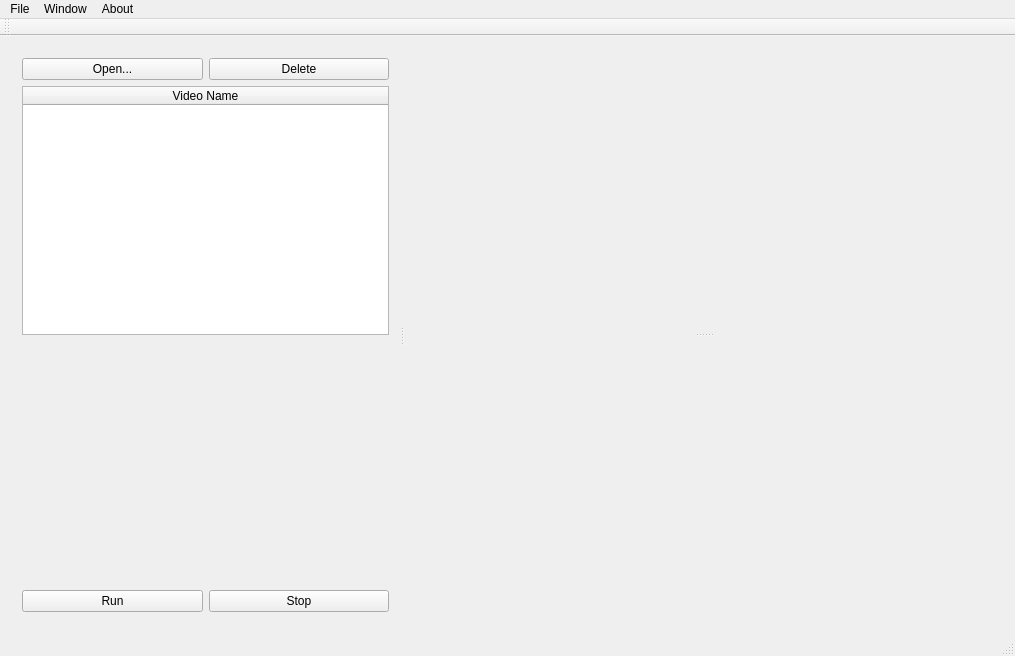
The window that autoVehicleCounting/mainwindow.ui (meng-han/autoVehicleCounting) describes before a commit, drawn with Qt 5.
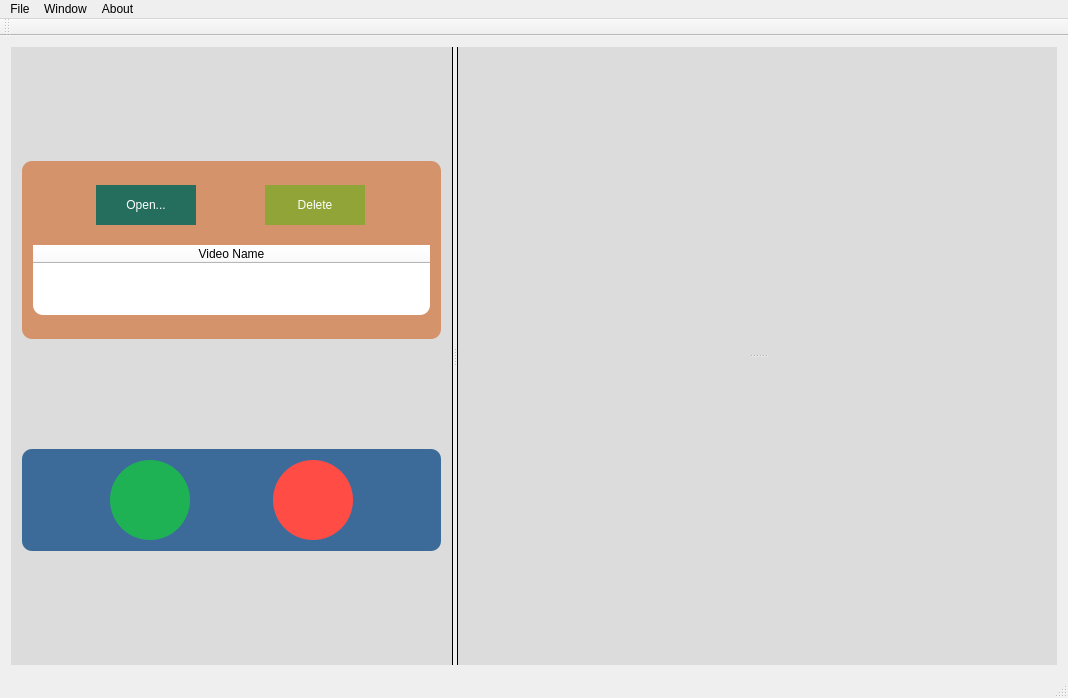
The same window after the commit. Custom widgets are drawn as their Qt base class.

Commit message:
Change color scheme.
Changes to stylesheets.

```diff
--- a/autoVehicleCounting/mainwindow.ui
+++ b/autoVehicleCounting/mainwindow.ui
@@ -6,8 +6,8 @@
    <rect>
     <x>0</x>
     <y>0</y>
-    <width>1015</width>
-    <height>656</height>
+    <width>1068</width>
+    <height>698</height>
    </rect>
   </property>
   <property name="windowTitle">
@@ -20,12 +20,92 @@
       <property name="orientation">
        <enum>Qt::Horizontal</enum>
       </property>
-      <widget class="QWidget" name="">
+      <widget class="QFrame" name="leftFrame">
+       <property name="styleSheet">
+        <string notr="true">#leftFrame {
+background: rgb(220,220,220);
+border: none;
+border-right: 1px solid black;
+}</string>
+       </property>
+       <property name="frameShape">
+        <enum>QFrame::StyledPanel</enum>
+       </property>
+       <property name="frameShadow">
+        <enum>QFrame::Raised</enum>
+       </property>
        <layout class="QVBoxLayout" name="verticalLayout">
         <item>
+         <spacer name="verticalSpacer_6">
+          <property name="orientation">
+           <enum>Qt::Vertical</enum>
+          </property>
+          <property name="sizeHint" stdset="0">
+           <size>
+            <width>20</width>
+            <height>80</height>
+           </size>
+          </property>
+         </spacer>
+        </item>
+        <item>
+         <widget class="QFrame" name="frame">
+          <property name="styleSheet">
+           <string notr="true">QFrame{
+border-radius: 10px;
+background:#D4936A;
+}</string>
+          </property>
+          <property name="frameShape">
+           <enum>QFrame::StyledPanel</enum>
+          </property>
+          <property name="frameShadow">
+           <enum>QFrame::Raised</enum>
+          </property>
+          <layout class="QVBoxLayout" name="verticalLayout_3">
+           <item>
+            <spacer name="verticalSpacer_2">
+             <property name="orientation">
+              <enum>Qt::Vertical</enum>
+             </property>
+             <property name="sizeType">
+              <enum>QSizePolicy::Minimum</enum>
+             </property>
+             <property name="sizeHint" stdset="0">
+              <size>
+               <width>20</width>
+               <height>13</height>
+              </size>
+             </property>
+            </spacer>
+           </item>
+           <item>
          <layout class="QHBoxLayout" name="horizontalLayout">
           <item>
            <widget class="QPushButton" name="openPushButton">
+               <property name="styleSheet">
+                <string notr="true">QPushButton {
+     background-color:#256E5E;
+	border:none;
+color:white;
+ max-width:100px;
+ max-height:40px;
+ min-width:100px;
+ min-height:40px;
+ }
+
+ QPushButton:pressed {
+     background-color:#AA7B39;
+ }
+
+QPushButton:hover{
+	border: 1px solid white;
+}
+
+
+
+</string>
+               </property>
             <property name="text">
              <string>Open...</string>
             </property>
@@ -33,6 +113,29 @@
           </item>
           <item>
            <widget class="QPushButton" name="pushButton">
+               <property name="styleSheet">
+                <string notr="true">QPushButton {
+     background-color:#91A437;
+	border:none;
+color:white;
+ max-width:100px;
+ max-height:40px;
+ min-width:100px;
+ min-height:40px;
+ }
+
+ QPushButton:pressed {
+     background-color:#041F37;
+ }
+
+QPushButton:hover{
+	border: 1px solid white;
+}
+
+
+
+</string>
+               </property>
             <property name="text">
              <string>Delete</string>
             </property>
@@ -40,8 +143,37 @@
           </item>
          </layout>
         </item>
+           <item>
+            <spacer name="verticalSpacer">
+             <property name="orientation">
+              <enum>Qt::Vertical</enum>
+             </property>
+             <property name="sizeType">
+              <enum>QSizePolicy::Minimum</enum>
+             </property>
+             <property name="sizeHint" stdset="0">
+              <size>
+               <width>20</width>
+               <height>14</height>
+              </size>
+             </property>
+            </spacer>
+           </item>
         <item>
          <widget class="QTableWidget" name="videoTableWidget">
+             <property name="maximumSize">
+              <size>
+               <width>16777215</width>
+               <height>70</height>
+              </size>
+             </property>
+             <property name="styleSheet">
+              <string notr="true">background-color:white;
+</string>
+             </property>
+             <property name="editTriggers">
+              <set>QAbstractItemView::NoEditTriggers</set>
+             </property>
           <attribute name="horizontalHeaderDefaultSectionSize">
            <number>150</number>
           </attribute>
@@ -59,35 +191,125 @@
          </widget>
         </item>
         <item>
-         <spacer name="verticalSpacer">
+            <spacer name="verticalSpacer_3">
           <property name="orientation">
            <enum>Qt::Vertical</enum>
           </property>
+             <property name="sizeType">
+              <enum>QSizePolicy::Minimum</enum>
+             </property>
           <property name="sizeHint" stdset="0">
            <size>
             <width>20</width>
-            <height>40</height>
+               <height>13</height>
            </size>
           </property>
          </spacer>
         </item>
+          </layout>
+         </widget>
+        </item>
         <item>
+         <spacer name="verticalSpacer_4">
+          <property name="orientation">
+           <enum>Qt::Vertical</enum>
+          </property>
+          <property name="sizeHint" stdset="0">
+           <size>
+            <width>20</width>
+            <height>79</height>
+           </size>
+          </property>
+         </spacer>
+        </item>
+        <item>
+         <widget class="QFrame" name="frame_2">
+          <property name="styleSheet">
+           <string notr="true">QFrame{
+border-radius: 10px;
+background:#3D6B99;
+}</string>
+          </property>
+          <property name="frameShape">
+           <enum>QFrame::StyledPanel</enum>
+          </property>
+          <property name="frameShadow">
+           <enum>QFrame::Raised</enum>
+          </property>
          <layout class="QHBoxLayout" name="horizontalLayout_2">
           <item>
            <widget class="QPushButton" name="runPushButton">
+             <property name="styleSheet">
+              <string notr="true">QPushButton {
+      background-color: #1FB255;
+
+ border-radius:40px;
+
+ max-width:80px;
+ max-height:80px;
+ min-width:80px;
+ min-height:80px;
+ }
+
+ QPushButton:pressed {
+     background-color: rgb(51, 255, 153);
+ }
+
+QPushButton:hover{
+	border: 1px solid white;
+}
+
+</string>
+             </property>
             <property name="text">
-             <string>Run</string>
+              <string/>
             </property>
            </widget>
           </item>
           <item>
            <widget class="QPushButton" name="stopPushButton">
+             <property name="styleSheet">
+              <string notr="true">QPushButton {
+      background-color: #FF4C45;
+
+ border-radius:40px;
+
+ max-width:80px;
+ max-height:80px;
+ min-width:80px;
+ min-height:80px;
+ }
+
+ QPushButton:pressed {
+     background-color: rgb(51, 255, 153);
+ }
+
+QPushButton:hover{
+	border: 1px solid white;
+}
+
+</string>
+             </property>
             <property name="text">
-             <string>Stop</string>
+              <string/>
             </property>
            </widget>
           </item>
          </layout>
+         </widget>
+        </item>
+        <item>
+         <spacer name="verticalSpacer_5">
+          <property name="orientation">
+           <enum>Qt::Vertical</enum>
+          </property>
+          <property name="sizeHint" stdset="0">
+           <size>
+            <width>20</width>
+            <height>80</height>
+           </size>
+          </property>
+         </spacer>
         </item>
        </layout>
       </widget>
@@ -104,10 +326,22 @@
          <height>0</height>
         </size>
        </property>
+       <property name="styleSheet">
+        <string notr="true"> #splitter {
+     background: rgb(220,220,220);
+	border: none;
+	border-left: 1px solid black;
+ }</string>
+       </property>
        <property name="orientation">
         <enum>Qt::Vertical</enum>
        </property>
-       <widget class="QCustomPlot" name="turnsWidget" native="true"/>
+       <widget class="QCustomPlot" name="turnsWidget" native="true">
+        <property name="styleSheet">
+         <string notr="true"/>
+        </property>
+        <zorder>frame</zorder>
+       </widget>
        <widget class="QCustomPlot" name="vehiclesWidget" native="true"/>
       </widget>
      </widget>
@@ -119,7 +353,7 @@
     <rect>
      <x>0</x>
      <y>0</y>
-     <width>1015</width>
+     <width>1068</width>
      <height>26</height>
     </rect>
    </property>
```
Left out of the diff: 2 changed lines with no effect on the pictures. Lines whose indentation alone changed are shown as unchanged. The commit also changes 1 other file.
